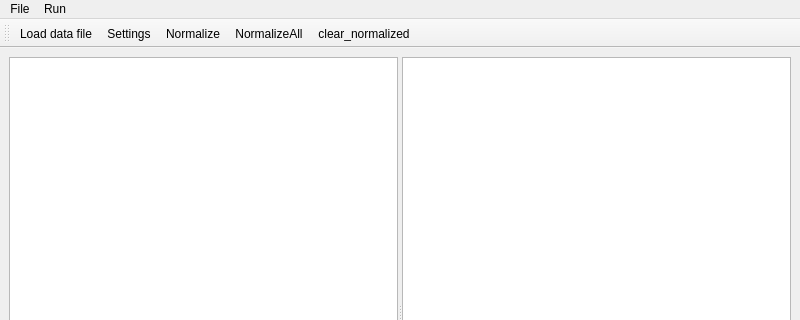
Before: the Qt Designer form ui/main.ui in eremeykin/ectgui2, drawn with Qt 5; both pictures show x 0 to 800 and y 0 to 320 of the 800 by 600 pixel window.
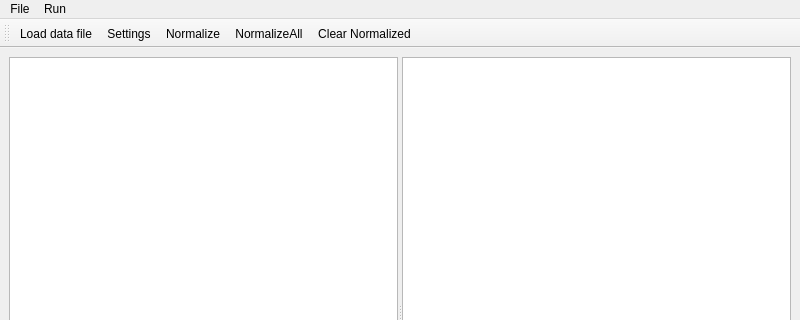
After: the same form once the commit is applied. Icons and pictures are not drawn.

Patch:
```diff
--- a/ui/main.ui
+++ b/ui/main.ui
@@ -146,7 +146,7 @@
      <normaloff>:/res/ui/res/delete.png</normaloff>:/res/ui/res/delete.png</iconset>
    </property>
    <property name="text">
-    <string>clear_normalized</string>
+    <string>Clear Normalized</string>
    </property>
    <property name="toolTip">
     <string>Clear normalized table</string>
```
Left out of the diff: 3 changed lines with no effect on the pictures.
